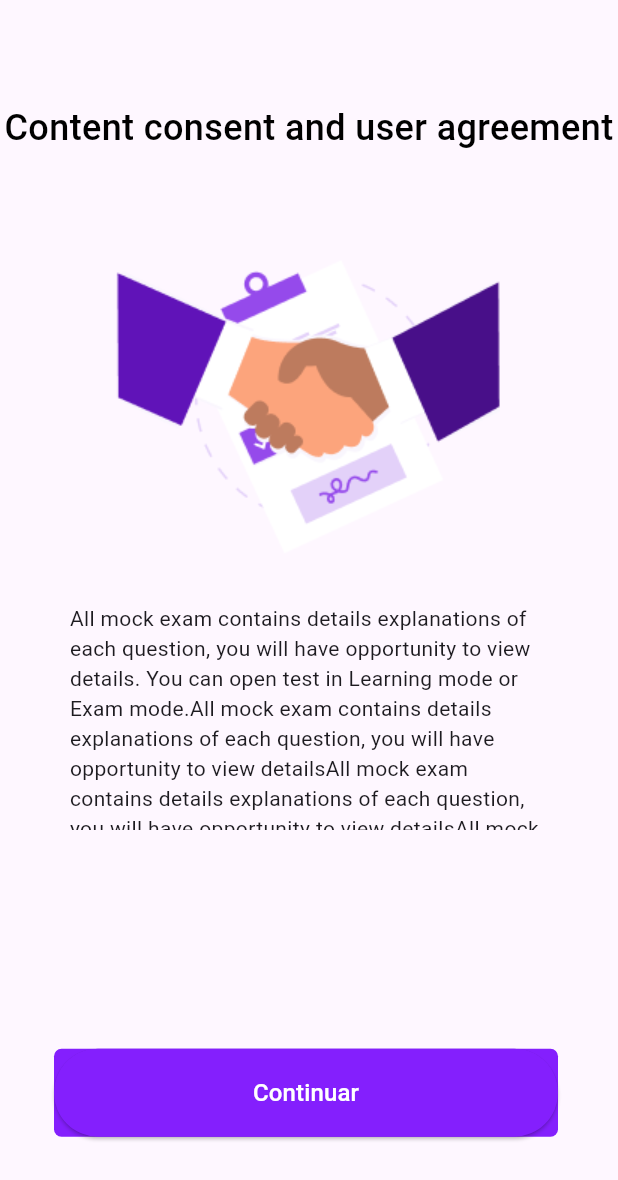
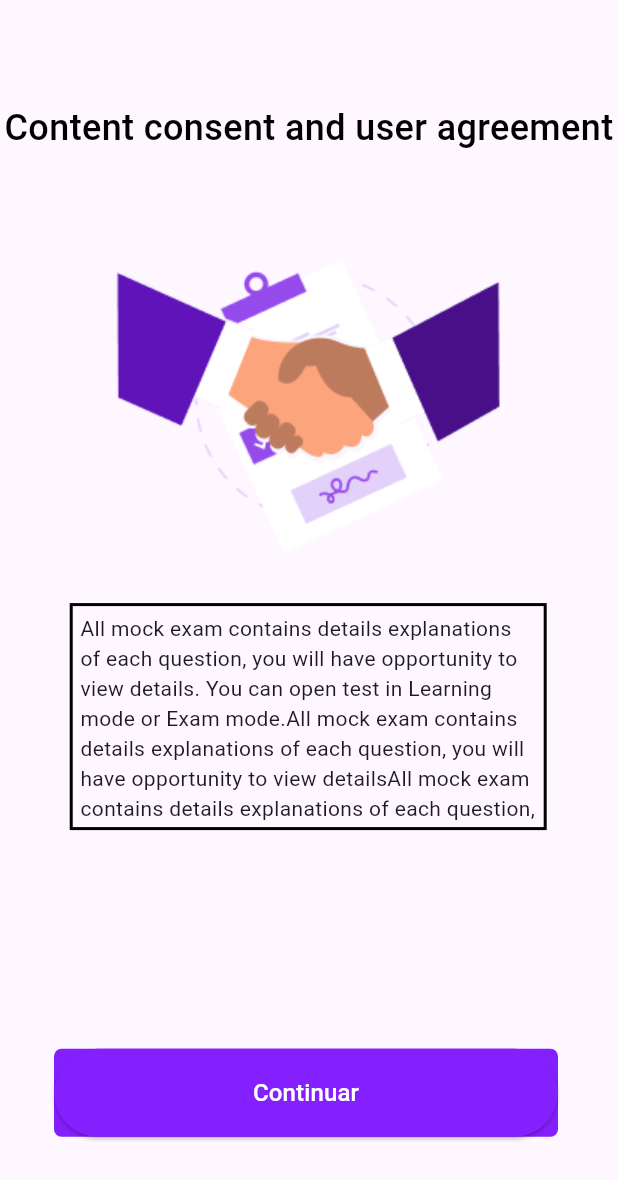
Before and after one commit to OneStationPriver/university_app, a Flutter app: the screen it shows after launch, swiped to page 4, on a phone screen of 412 x 824 dp. Shown: the top 1180 px of the screen. Run offline on Flutter 3.47's test engine with Material 3 defaults, Android fonts, the phone set to English and light mode, and no system bars; our stand-ins replace freezed_annotation, persistent_bottom_nav_bar; missing offline and left inert: dart:ffi; Roboto replaces fonts that are missing (Poppins).

```diff
--- a/lib/pages/bottom_page.dart
+++ b/lib/pages/bottom_page.dart
@@ -55,7 +55,7 @@ class _BottomPageState extends State<BottomPage> {
       SearchPage(),
       ExamnsPage(),
       WhishlistPage(),
-      SecondPage()
+      SecondPage(),
     ];
   }
 
--- a/lib/pages/home_page.dart
+++ b/lib/pages/home_page.dart
@@ -84,7 +84,9 @@ class _HomePageState extends State<HomePage> {
                   scrollDirection: Axis
                       .horizontal, // Esto vuelve la lista para deslizar de forma lateral.
                   itemBuilder: (context, index) {
-                    return CardCourse(coursers: listCourserObject[index]);
+                    return CardCourse(
+                      coursers: listCourserObject[index],
+                    );
                   }),
             ),
             SizedBox(
@@ -162,6 +164,7 @@ class CardCourse extends StatefulWidget {
 
 class _CardCourseState extends State<CardCourse> {
   final RatioCalculator ratioCalculator = RatioCalculator();
+
   @override
   Widget build(BuildContext context) {
     return Column(
--- a/lib/pages/item_page.dart
+++ b/lib/pages/item_page.dart
@@ -60,6 +60,13 @@ class _ItemPageState extends State<ItemPage> {
             ),
             widget.isBody
                 ? Container(
+                  padding: EdgeInsets.all(5),
+                    decoration: BoxDecoration(
+                      border: Border.all(
+                        color: Colors.black,
+                        width: 2,
+                      )
+                    ),
                     height: ratioCalculator.calculateHeight(155),
                     margin: EdgeInsets.only(
                         left: ratioCalculator.calculateWidth(44),
```
